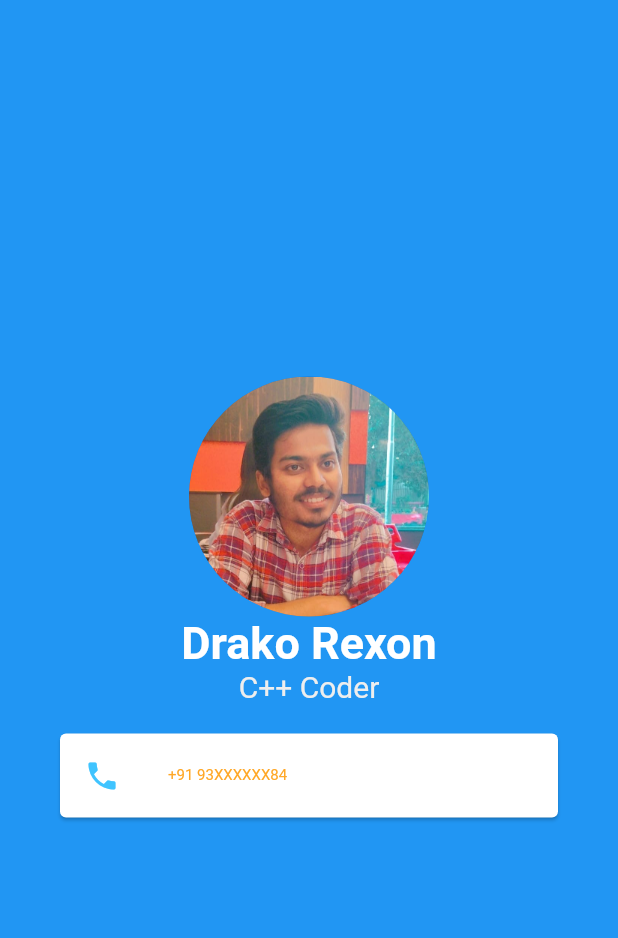
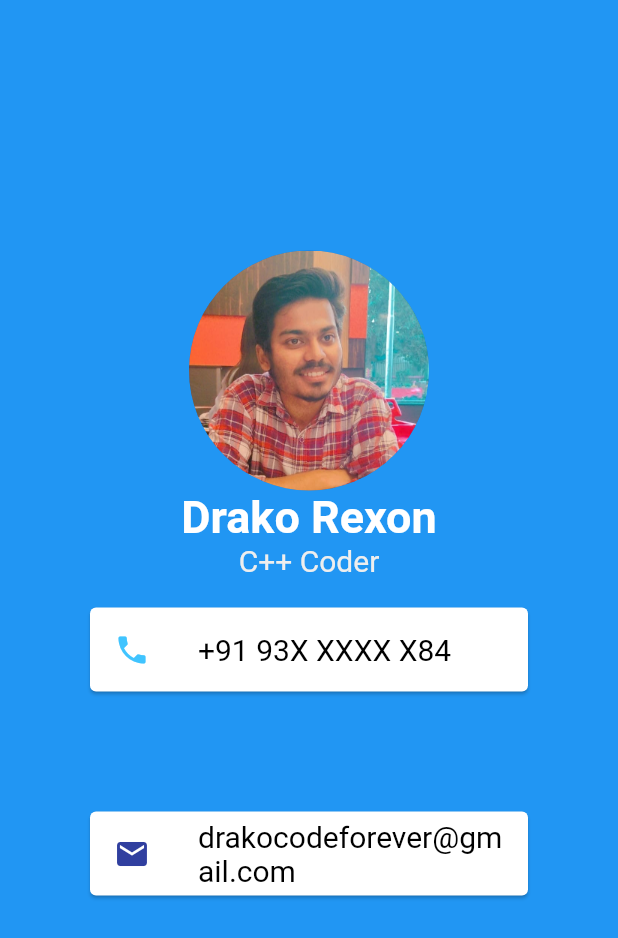
Before and after one commit to Drako-Rexon/Apps, a Flutter app: the screen it shows after launch, on a phone screen of 412 x 824 dp. Shown: the top 938 px of the screen. Run offline on Flutter 3.47's test engine with Material 2 defaults, Android fonts, the phone set to English and light mode, and no system bars.

Commit message:
completed for web and android, ios not tested yet

```diff
--- a/lib/main.dart
+++ b/lib/main.dart
@@ -39,7 +39,7 @@ class MyApp extends StatelessWidget {
                 color: Colors.white,
                 margin: EdgeInsets.symmetric(
                   vertical: 20,
-                    horizontal: 40,
+                  horizontal: 60,
                 ),
                 child: ListTile(
                   leading: Icon(
@@ -47,16 +47,36 @@ class MyApp extends StatelessWidget {
                     color: Colors.lightBlueAccent,
                   ),
                   title: Text(
-                      '+91 93XXXXXX84',
+                    '+91 93X XXXX X84',
                     style: TextStyle(
-                        color: Colors.orange.shade400,
-                        fontSize: 10,
+                      color: Colors.black,
+                      fontSize: 20,
                     ),
                   ),
                 ),
               ),
-                Card()
-              ]),
+              Card(
+                color: Colors.white,
+                margin: EdgeInsets.symmetric(
+                  vertical: 60,
+                  horizontal: 60,
+                ),
+                child: ListTile(
+                  leading: Icon(
+                    Icons.mail,
+                    color: Colors.indigo.shade700,
+                  ),
+                  title: Text(
+                    'drakocodeforever@gmail.com',
+                    style: TextStyle(
+                      color: Colors.black,
+                      fontSize: 20,
+                    ),
+                  ),
+                ),
+              )
+            ],
+          ),
         ),
       ),
     );
```
Lines whose indentation alone changed are shown as unchanged.
